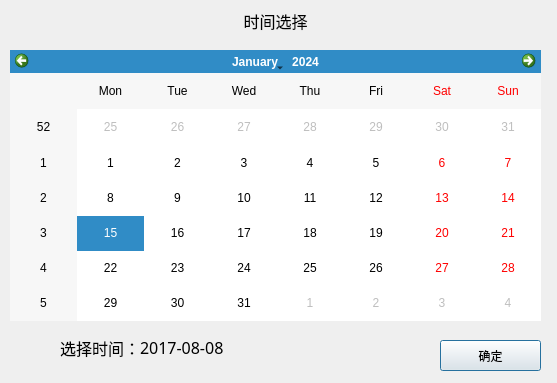
Old version of the form CleverManagerV3/common/msgcom/msgcalendardlg.ui in the repository ChinaClever/CleverManagerV3.
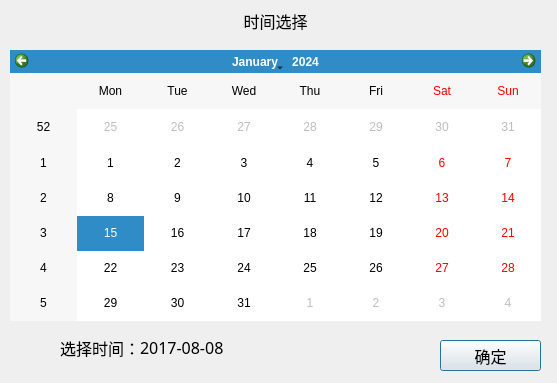
New version of the form.

The edit to the form file:
```diff
--- a/CleverManagerV3/common/msgcom/msgcalendardlg.ui
+++ b/CleverManagerV3/common/msgcom/msgcalendardlg.ui
@@ -66,6 +66,12 @@
      <height>31</height>
     </rect>
    </property>
+   <property name="font">
+    <font>
+     <family>微软雅黑</family>
+     <pointsize>12</pointsize>
+    </font>
+   </property>
    <property name="text">
     <string>确定</string>
    </property>
```
